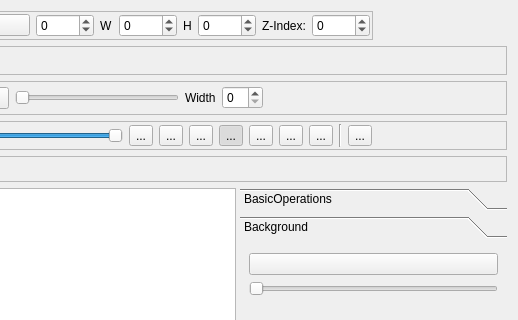
Qt form src/widgets/titlewidget_ui.ui (KDE/kdenlive) before a commit; both pictures show x 395 to 913 and y 0 to 320 of the 913 by 519 pixel window.
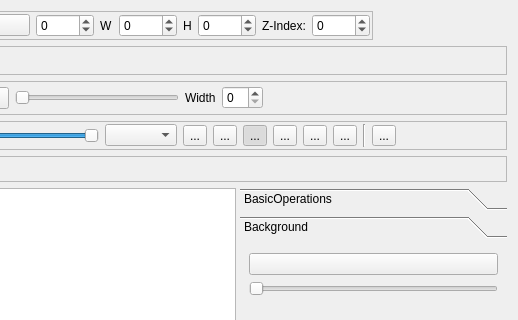
The same form after that commit. Custom widgets are drawn as their Qt base class.

Commit message: Titler: * Bug fixed: When text was selected and then a title file loaded kdenlive crashed with a SEGFAULT or so * Fixed: Not using bold on/off anymore but font weight (QFont::Light to QFont::Black, depending on the support provided by the selected font). <http://www.kdenlive.org/mantis/view.php?id=909>

Patch:
```diff
--- a/src/widgets/titlewidget_ui.ui
+++ b/src/widgets/titlewidget_ui.ui
@@ -260,17 +260,7 @@
          </widget>
         </item>
         <item>
-         <widget class="QToolButton" name="buttonBold">
-          <property name="text">
-           <string>...</string>
-          </property>
-          <property name="checkable">
-           <bool>true</bool>
-          </property>
-          <property name="checked">
-           <bool>false</bool>
-          </property>
-         </widget>
+         <widget class="QComboBox" name="font_weight_box"/>
         </item>
         <item>
          <widget class="QToolButton" name="buttonItalic">
```
Left out of the diff: 12 changed lines with no effect on the pictures. The commit also changes 3 other files.
